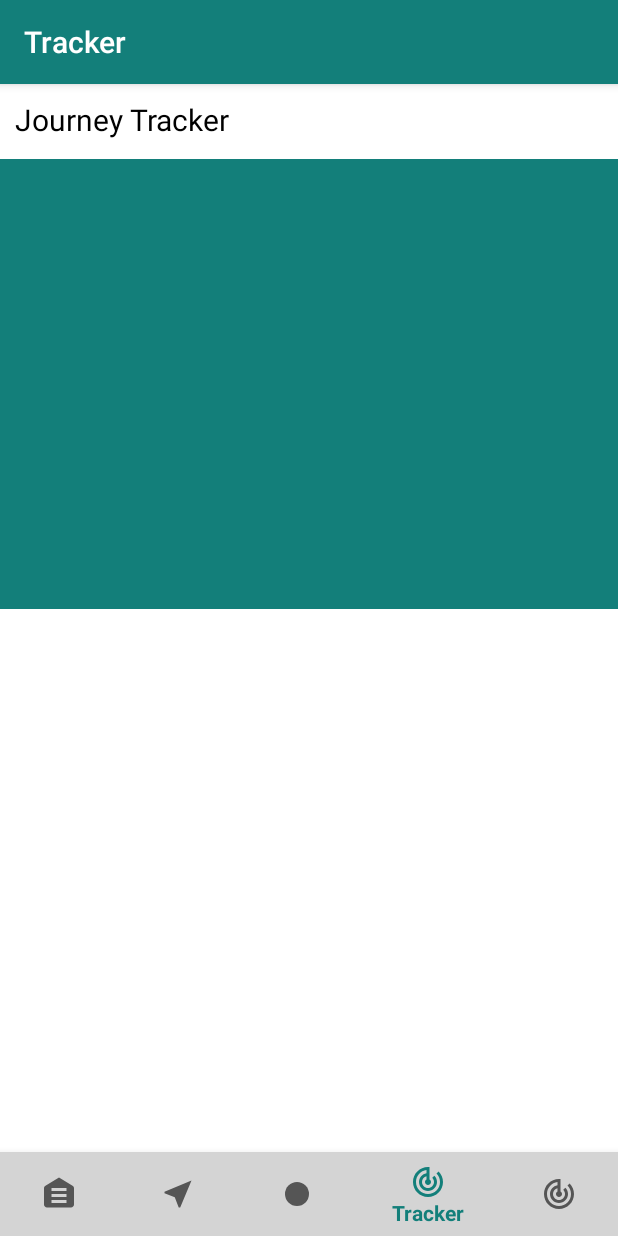
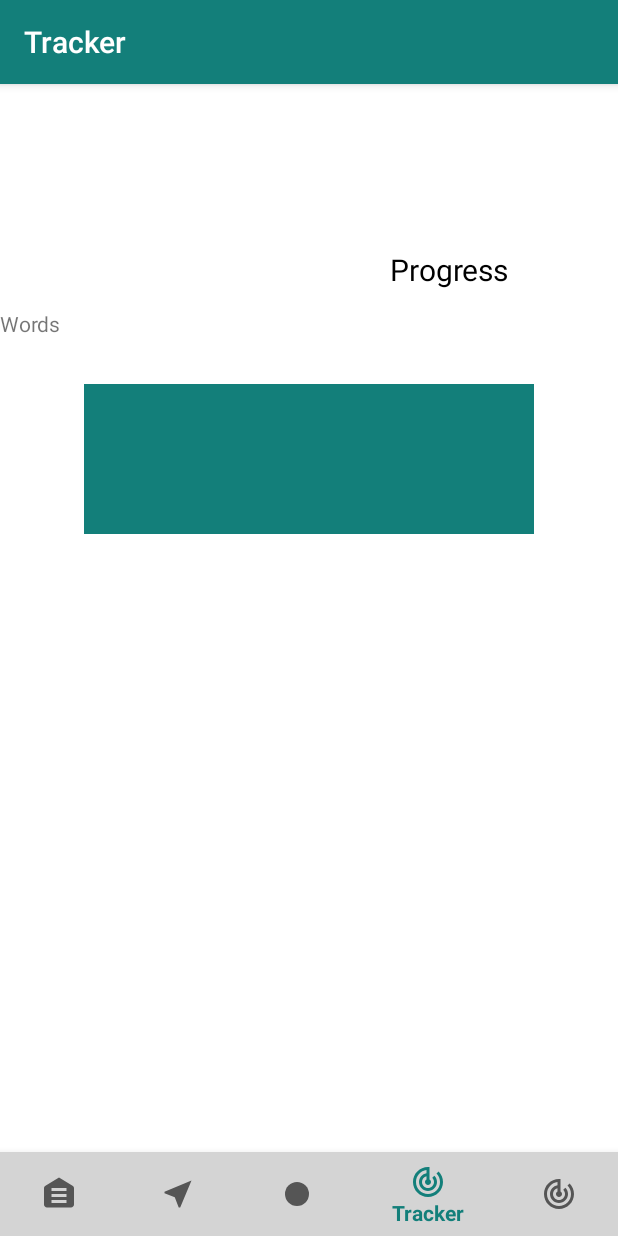
Before and after one commit to chrisUniDev/PRCO203-Android-, an Android app: the screen it shows after launch (MainActivity), item 4 of the bottom bar chosen, on a phone screen of 412 x 824 dp. Run offline under Robolectric (Android 15) with nearby library versions, the phone set to English and light mode, and no system bars.

Commit message:
Fragment attempt

```diff
--- a/BBAHealth/app/src/main/res/layout/activity_main.xml
+++ b/BBAHealth/app/src/main/res/layout/activity_main.xml
@@ -29,4 +29,5 @@
         android:layout_marginBottom="55dp"
         />
 
+
 </RelativeLayout>
--- a/BBAHealth/app/src/main/res/layout/fragment_tracker.xml
+++ b/BBAHealth/app/src/main/res/layout/fragment_tracker.xml
@@ -4,74 +4,88 @@
     android:layout_width="match_parent"
     android:layout_height="match_parent"
     tools:context="com.example.bbahealth.TrackerFragment"
-    android:background="#ffffff"
-    >
+    android:background="#ffffff"                                >
 
     <TextView
         android:id="@+id/textViewTitleText"
-        android:layout_width="match_parent"
+        android:layout_width="wrap_content"
         android:layout_height="50dp"
         android:background="#FFFFFF"
-        android:text="Journey Tracker"
+        android:text="Progress"
         android:textSize="20sp"
         android:paddingTop="10dp"
         android:paddingLeft="10dp"
+        android:paddingRight="10dp"
+        android:layout_marginLeft="250dp"
+        android:layout_marginTop="100dp"
         android:textColor="@color/colorPrimaryDark"
         />
 
     <TabHost
         android:layout_width="match_parent"
         android:layout_height="300dip"
-        android:layout_below="@id/textViewTitleText"          >
+        android:layout_below="@id/textViewTitleText"            >
 
         <LinearLayout
             android:layout_width="match_parent"
             android:layout_height="match_parent"
-            android:orientation="vertical"            >
+            android:orientation="vertical"                      >
 
             <TabWidget
                 android:id="@android:id/tabs"
                 android:layout_width="match_parent"
                 android:layout_height="wrap_content"
-                android:background="@color/colorPrimary"
-                />
+                android:background="@color/colorPrimary" />
 
             <FrameLayout
                 android:id="@android:id/tabcontent"
                 android:layout_width="match_parent"
-                android:layout_height="match_parent">
+                android:layout_height="match_parent"            >
 
-                <LinearLayout
-                    android:id="@+id/tab1"
+                <RelativeLayout
+                    android:id="@+id/Stage_1"
                     android:layout_width="match_parent"
                     android:layout_height="match_parent"
                     android:orientation="vertical">
 
-                </LinearLayout>
+                    <ImageView
+                        android:layout_width="300dp"
+                        android:layout_height="100dp"
+                        android:layout_marginTop="50dp"
+                        android:layout_centerHorizontal="true"
+                        android:background="@color/colorPrimary"
+                        />
 
-                <LinearLayout
-                    android:id="@+id/tab2"
+                    <TextView
+                        android:layout_width="wrap_content"
+                        android:layout_height="wrap_content"
+                        android:text="Words" />
+
+                </RelativeLayout>
+
+
+                <RelativeLayout
+                    android:id="@+id/Stage_2"
                     android:layout_width="match_parent"
                     android:layout_height="match_parent"
-                    android:orientation="vertical">
+                    android:orientation="vertical"              >
 
-                </LinearLayout>
+                </RelativeLayout>
 
-                <LinearLayout
-                    android:id="@+id/tab3"
+                <RelativeLayout
+                    android:id="@+id/Stage_3"
                     android:layout_width="match_parent"
                     android:layout_height="match_parent"
-                    android:orientation="vertical">
+                    android:orientation="vertical"              >
 
-                </LinearLayout>
+                </RelativeLayout>
 
-                <LinearLayout
-                    android:id="@+id/tab4"
-                    android:background="@color/colorPrimary"
+                <RelativeLayout
+                    android:id="@+id/Stage_4"
                     android:layout_width="match_parent"
                     android:layout_height="match_parent"
-                    android:orientation="vertical">
-                </LinearLayout>
+                    android:orientation="vertical"              >
+                </RelativeLayout>
             </FrameLayout>
         </LinearLayout>
     </TabHost>
```
